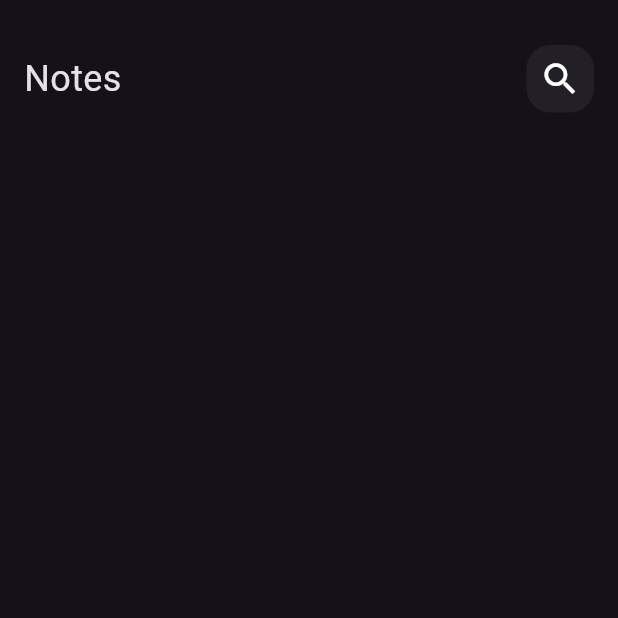
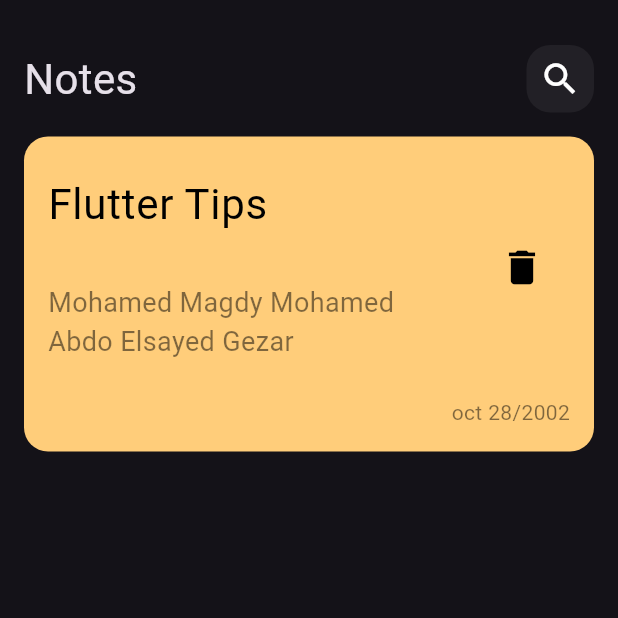
Before and after one commit to MohamedMagdy2810/Notes_app, a Flutter app: the screen it shows after launch, on a phone screen of 412 x 824 dp, the top half of it. Run offline on Flutter 3.47's test engine with Material 3 defaults, Android fonts, the phone set to English and light mode, and no system bars.

Commit message:
create notes item

```diff
--- a/lib/views/notes_view.dart
+++ b/lib/views/notes_view.dart
@@ -1,5 +1,6 @@
 import 'package:flutter/material.dart';
 import 'package:notes_app/views/widgets/custom_appbar.dart';
+import 'package:notes_app/views/widgets/custom_notes_item.dart';
 
 class notesView extends StatelessWidget {
   const notesView({super.key});
@@ -8,12 +9,16 @@ class notesView extends StatelessWidget {
   Widget build(BuildContext context) {
     return const Scaffold(
       body: Padding(
-        padding: EdgeInsets.symmetric(horizontal:16.0),
+        padding: EdgeInsets.symmetric(horizontal: 16.0),
         child: Column(
-
           children: [
-            SizedBox(height: 30,),
-            customAppBar()],
+            SizedBox(
+              height: 30,
+            ),
+            customAppBar(),
+            SizedBox(height: 16,),
+            customNotesItem()
+          ],
         ),
       ),
     );
--- a/lib/views/widgets/custom_appbar.dart
+++ b/lib/views/widgets/custom_appbar.dart
@@ -8,7 +8,7 @@ class customAppBar extends StatelessWidget {
   Widget build(BuildContext context) {
     return const Row(
       children:  [
-        Text('Notes',style: TextStyle(fontSize: 24),),
+        Text('Notes',style: TextStyle(fontSize: 28),),
         Spacer(),
         customSearchIcon()
       ],
--- /dev/null
+++ b/lib/views/widgets/custom_notes_item.dart
@@ -0,0 +1,49 @@
+import 'package:flutter/material.dart';
+
+class customNotesItem extends StatelessWidget {
+  const customNotesItem({super.key});
+
+  @override
+  Widget build(BuildContext context) {
+    return Container(
+      decoration: BoxDecoration(
+          borderRadius: BorderRadius.circular(16), color:const Color(0xffFFCD7A)),
+      child: Column(
+        crossAxisAlignment: CrossAxisAlignment.end,
+        children: [
+          ListTile(
+            title:const Padding(
+              padding:  EdgeInsets.only(top: 16.0, bottom: 16, ),
+              child: Text(
+                'Flutter Tips',
+                style: TextStyle(color: Colors.black, fontSize: 28),
+              ),
+            ),
+            subtitle: Padding(
+              padding: const EdgeInsets.only(bottom: 16,top: 16),
+              child: Text(
+                'Mohamed Magdy Mohamed Abdo Elsayed Gezar',
+                style: TextStyle(color: Colors.black.withOpacity(.5),fontSize: 18),
+              ),
+            ),
+            trailing: IconButton(
+              onPressed: () {},
+              icon:const Icon(
+                Icons.delete,
+                color: Colors.black,
+                size: 30,
+              ),
+            ),
+          ),
+          Padding(
+            padding: const EdgeInsets.only(right:16.0,bottom: 16,),
+            child: Text(
+              'oct 28/2002',
+              style: TextStyle(color: Colors.black.withOpacity(.5)),
+            ),
+          )
+        ],
+      ),
+    );
+  }
+}
```
